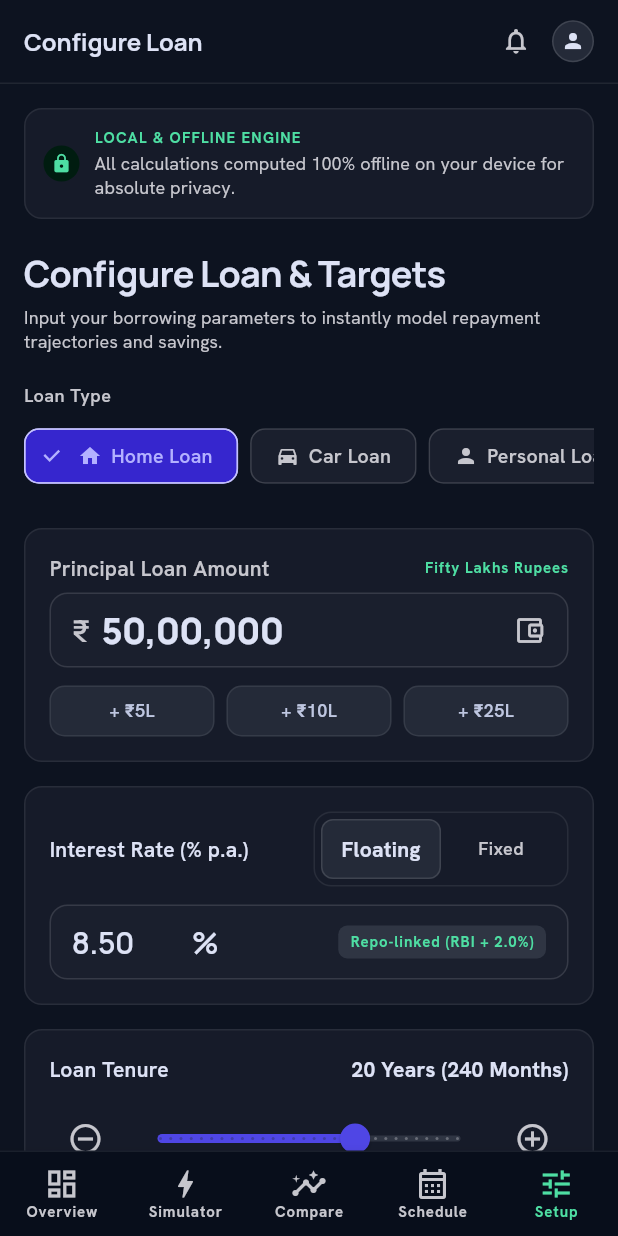
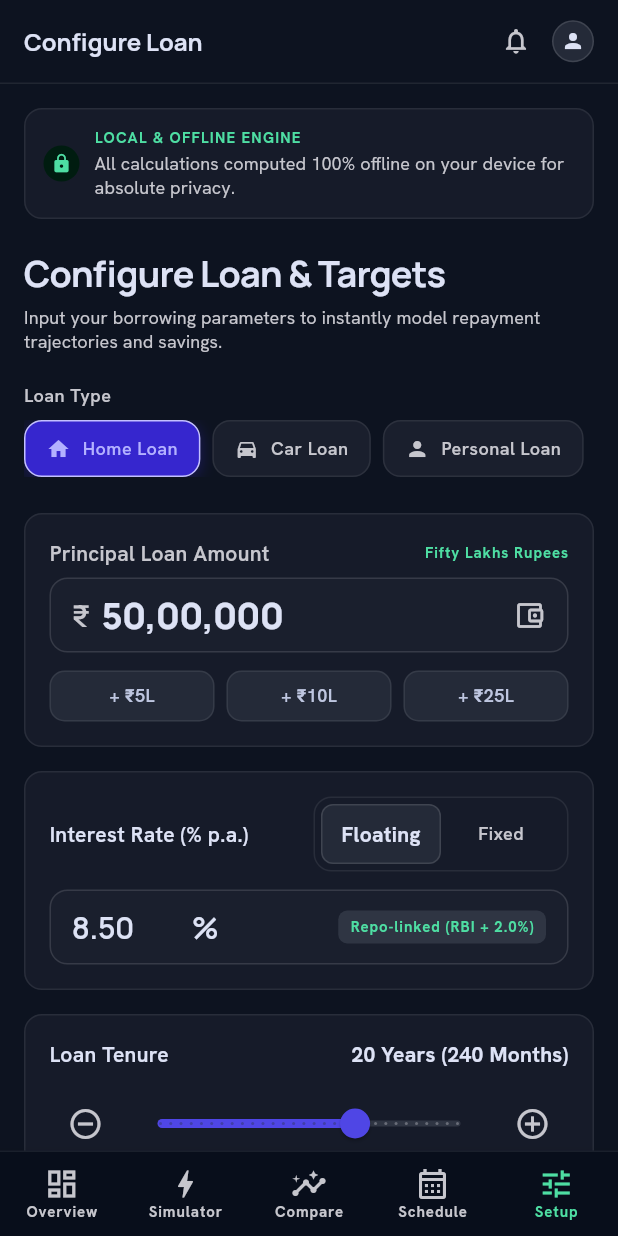
Before and after one commit to thanveeralisayed/Loan-optimizer, a Flutter app: the screen it shows after launch, item 5 of the bottom bar chosen, on a phone screen of 412 x 824 dp. Run offline on Flutter 3.47's test engine with Material 3 defaults, Android fonts, the phone set to English and light mode, and no system bars; our stand-ins replace csv, fl_chart, flutter_riverpod, google_fonts, pdf.

Commit message:
Fix: Replace ChoiceChip with custom loan type pill buttons to eliminate RenderFlex overflow errors

```diff
--- a/lib/features/loan_setup/loan_setup_screen.dart
+++ b/lib/features/loan_setup/loan_setup_screen.dart
@@ -147,9 +147,35 @@ class _LoanSetupScreenState extends ConsumerState<LoanSetupScreen> {
 
                   return Padding(
                     padding: const EdgeInsets.only(right: 8),
-                    child: ChoiceChip(
-                      selected: isSelected,
-                      label: Row(
+                    child: GestureDetector(
+                      onTap: () => notifier.updateLoanType(type),
+                      child: AnimatedContainer(
+                        duration: const Duration(milliseconds: 180),
+                        padding: const EdgeInsets.symmetric(
+                            horizontal: 14, vertical: 10),
+                        decoration: BoxDecoration(
+                          color: isSelected
+                              ? AppColors.secondaryContainer
+                              : AppColors.surfaceContainer,
+                          borderRadius: BorderRadius.circular(12),
+                          border: Border.all(
+                            color: isSelected
+                                ? AppColors.secondary
+                                : AppColors.borderSubtle,
+                            width: 1,
+                          ),
+                          boxShadow: isSelected
+                              ? [
+                                  BoxShadow(
+                                    color: AppColors.secondaryContainer
+                                        .withValues(alpha: 0.35),
+                                    blurRadius: 8,
+                                    offset: const Offset(0, 2),
+                                  ),
+                                ]
+                              : null,
+                        ),
+                        child: Row(
                           mainAxisSize: MainAxisSize.min,
                           children: [
                             Icon(
@@ -159,28 +185,19 @@ class _LoanSetupScreenState extends ConsumerState<LoanSetupScreen> {
                                   ? AppColors.onSecondaryContainer
                                   : AppColors.onSurfaceVariant,
                             ),
-                          const SizedBox(width: 6),
-                          Text(type.displayName),
-                        ],
-                      ),
-                      selectedColor: AppColors.secondaryContainer,
-                      backgroundColor: AppColors.surfaceContainer,
-                      labelStyle: TextStyle(
+                            const SizedBox(width: 8),
+                            Text(
+                              type.displayName,
+                              style: AppTypography.labelMedium.copyWith(
                                 color: isSelected
                                     ? AppColors.onSecondaryContainer
                                     : AppColors.onSurfaceVariant,
                                 fontWeight: FontWeight.w600,
-                        fontSize: 13,
-                      ),
-                      shape: RoundedRectangleBorder(
-                        borderRadius: BorderRadius.circular(10),
-                        side: BorderSide(
-                          color: isSelected
-                              ? AppColors.secondary
-                              : AppColors.borderSubtle,
                               ),
                             ),
-                      onSelected: (_) => notifier.updateLoanType(type),
+                          ],
+                        ),
+                      ),
                     ),
                   );
                 }).toList(),
```
Lines whose indentation alone changed are shown as unchanged.
